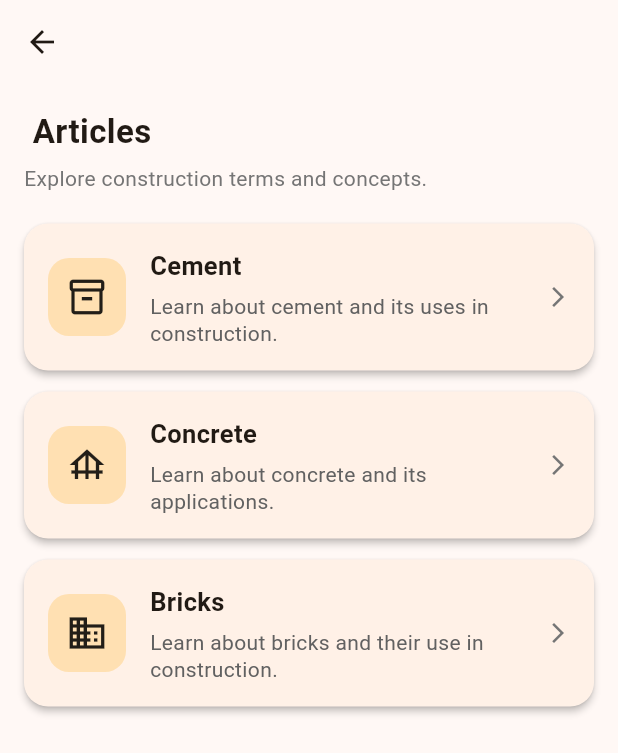
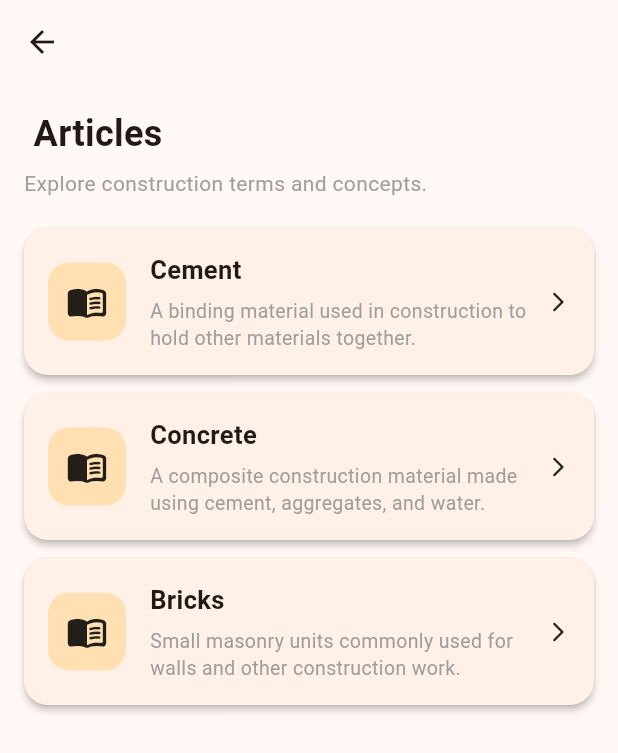
Before and after one commit to build-aayan1219/constropedia, a Flutter app: the CategoryPage screen opened directly with empty values, on a phone screen of 412 x 824 dp. Shown: the top 753 px of the screen. Run offline on Flutter 3.47's test engine with Material 3 defaults, Android fonts, the light colour scheme and no system bars; our stand-ins replace cloud_firestore, firebase_auth, firebase_core; accounts and stored records are empty.

Commit message:
Refactor CategoryPage to utilize Article model and enhance article display

```diff
--- a/lib/screens/category_page.dart
+++ b/lib/screens/category_page.dart
@@ -1,4 +1,5 @@
 import 'package:flutter/material.dart';
+import '../models/article.dart';
 import 'article_page.dart';
 
 class CategoryPage extends StatelessWidget {
@@ -8,6 +9,43 @@ class CategoryPage extends StatelessWidget {
     super.key,
     required this.categoryName,
   });
+
+  // Temporary local data.
+  // Later this will come from Firestore.
+  List<Article> get articles {
+    return [
+      Article(
+        id: 'cement',
+        title: 'Cement',
+        description:
+            'A binding material used in construction to hold other materials together.',
+        content:
+            'Cement is one of the most important materials used in construction. '
+            'It is commonly mixed with water, sand, and aggregates to produce concrete and mortar.',
+        category: 'Materials',
+      ),
+      Article(
+        id: 'concrete',
+        title: 'Concrete',
+        description:
+            'A composite construction material made using cement, aggregates, and water.',
+        content:
+            'Concrete is widely used for foundations, columns, beams, slabs, and other structural elements. '
+            'Its strength and durability make it one of the most commonly used construction materials.',
+        category: 'Materials',
+      ),
+      Article(
+        id: 'bricks',
+        title: 'Bricks',
+        description:
+            'Small masonry units commonly used for walls and other construction work.',
+        content:
+            'Bricks are commonly used to construct walls, partitions, and other masonry structures. '
+            'They are available in different sizes, types, and strengths depending on their application.',
+        category: 'Materials',
+      ),
+    ];
+  }
 
   @override
   Widget build(BuildContext context) {
@@ -20,136 +58,98 @@ class CategoryPage extends StatelessWidget {
           ),
         ),
       ),
-
-      body: ListView(
+      body: Padding(
         padding: const EdgeInsets.all(16),
-
+        child: Column(
+          crossAxisAlignment: CrossAxisAlignment.start,
           children: [
-          // PAGE HEADING
             Text(
               '$categoryName Articles',
               style: const TextStyle(
-              fontSize: 22,
+                fontSize: 24,
                 fontWeight: FontWeight.bold,
               ),
             ),
 
             const SizedBox(height: 6),
 
-          Text(
+            const Text(
               'Explore construction terms and concepts.',
               style: TextStyle(
                 fontSize: 14,
-              color: Colors.grey.shade600,
+                color: Colors.grey,
               ),
             ),
 
             const SizedBox(height: 20),
 
-          // CEMENT
-          _buildArticleCard(
-            context: context,
-            title: 'Cement',
-            description:
-                'Learn about cement and its uses in construction.',
-            icon: Icons.inventory_2_outlined,
-            articleDescription:
-                'Cement is a binding material commonly used in construction. '
-                'It is mixed with water and other materials to produce '
-                'concrete and mortar.',
+            Expanded(
+              child: ListView.separated(
+                itemCount: articles.length,
+                separatorBuilder: (context, index) =>
+                    const SizedBox(height: 12),
+                itemBuilder: (context, index) {
+                  final article = articles[index];
+
+                  return _buildArticleCard(
+                    context,
+                    article,
+                  );
+                },
               ),
-
-          // CONCRETE
-          _buildArticleCard(
-            context: context,
-            title: 'Concrete',
-            description:
-                'Learn about concrete and its applications.',
-            icon: Icons.foundation_outlined,
-            articleDescription:
-                'Concrete is a construction material made by combining '
-                'cement, water and aggregates. It is widely used for '
-                'buildings, roads and other structures.',
-          ),
-
-          // BRICKS
-          _buildArticleCard(
-            context: context,
-            title: 'Bricks',
-            description:
-                'Learn about bricks and their use in construction.',
-            icon: Icons.domain_outlined,
-            articleDescription:
-                'Bricks are commonly used building units made from '
-                'materials such as clay. They are used for walls, '
-                'partitions and other construction applications.',
             ),
           ],
+        ),
       ),
     );
   }
 
-  // ARTICLE CARD
-  Widget _buildArticleCard({
-    required BuildContext context,
-    required String title,
-    required String description,
-    required IconData icon,
-    required String articleDescription,
-  }) {
+  Widget _buildArticleCard(
+    BuildContext context,
+    Article article,
+  ) {
     return Card(
       elevation: 2,
-      margin: const EdgeInsets.only(bottom: 14),
-
+      margin: EdgeInsets.zero,
       shape: RoundedRectangleBorder(
         borderRadius: BorderRadius.circular(16),
       ),
-
       child: InkWell(
         borderRadius: BorderRadius.circular(16),
-
         onTap: () {
           Navigator.push(
             context,
             MaterialPageRoute(
               builder: (context) => ArticlePage(
-                title: title,
-                description: articleDescription,
+                article: article,
               ),
             ),
           );
         },
-
         child: Padding(
           padding: const EdgeInsets.all(16),
-
           child: Row(
             children: [
-              // ARTICLE ICON
               Container(
                 padding: const EdgeInsets.all(12),
-
                 decoration: BoxDecoration(
                   color: Colors.orange.shade100,
                   borderRadius: BorderRadius.circular(14),
                 ),
-
-                child: Icon(
-                  icon,
+                child: const Icon(
+                  Icons.menu_book_rounded,
                   size: 28,
                 ),
               ),
 
               const SizedBox(width: 16),
 
-              // ARTICLE INFORMATION
               Expanded(
                 child: Column(
                   crossAxisAlignment: CrossAxisAlignment.start,
-
                   children: [
                     Text(
-                      title,
+                      article.title,
                       style: const TextStyle(
                         fontSize: 17,
                         fontWeight: FontWeight.bold,
@@ -159,11 +159,13 @@ class CategoryPage extends StatelessWidget {
                     const SizedBox(height: 6),
 
                     Text(
-                      description,
-                      style: TextStyle(
-                        fontSize: 14,
-                        color: Colors.grey.shade700,
-                        height: 1.3,
+                      article.description,
+                      maxLines: 2,
+                      overflow: TextOverflow.ellipsis,
+                      style: const TextStyle(
+                        fontSize: 13,
+                        color: Colors.grey,
+                        height: 1.4,
                       ),
                     ),
                   ],
@@ -172,11 +174,9 @@ class CategoryPage extends StatelessWidget {
 
               const SizedBox(width: 8),
 
-              // ARROW
-              Icon(
-                Icons.arrow_forward_ios,
+              const Icon(
+                Icons.arrow_forward_ios_rounded,
                 size: 16,
-                color: Colors.grey.shade600,
               ),
             ],
           ),
```
Lines whose indentation alone changed are shown as unchanged.
